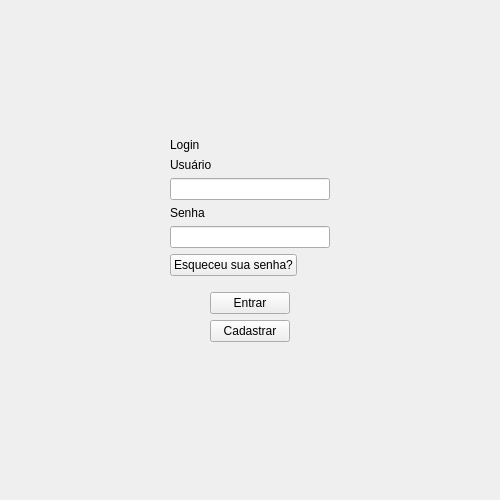
Old version of the form ui/pagesUi.ui in the repository miderx1/GuessTheNumber.
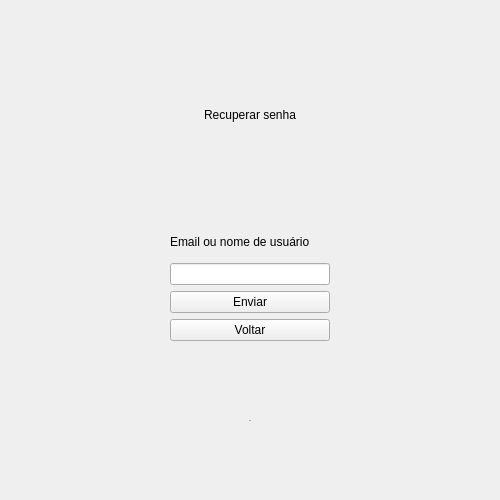
New version of the form.

```diff
--- a/ui/pagesUi.ui
+++ b/ui/pagesUi.ui
@@ -26,7 +26,7 @@
    <string>StackedWidget</string>
   </property>
   <property name="currentIndex">
-   <number>0</number>
+   <number>4</number>
   </property>
   <widget class="QWidget" name="loginPage">
    <property name="styleSheet">
@@ -761,6 +761,115 @@
     </item>
    </layout>
   </widget>
+  <widget class="QWidget" name="passRecPage">
+   <layout class="QHBoxLayout" name="horizontalLayout_3">
+    <item>
+     <layout class="QVBoxLayout" name="verticalLayout_2">
+      <item>
+       <widget class="QLabel" name="passRecTitle">
+        <property name="maximumSize">
+         <size>
+          <width>16777215</width>
+          <height>100</height>
+         </size>
+        </property>
+        <property name="text">
+         <string>Recuperar senha</string>
+        </property>
+        <property name="alignment">
+         <set>Qt::AlignmentFlag::AlignCenter</set>
+        </property>
+       </widget>
+      </item>
+      <item>
+       <layout class="QHBoxLayout" name="horizontalLayout_7">
+        <item>
+         <spacer name="horizontalSpacer_12">
+          <property name="orientation">
+           <enum>Qt::Orientation::Horizontal</enum>
+          </property>
+          <property name="sizeHint" stdset="0">
+           <size>
+            <width>40</width>
+            <height>20</height>
+           </size>
+          </property>
+         </spacer>
+        </item>
+        <item>
+         <layout class="QVBoxLayout" name="verticalLayout_3">
+          <item>
+           <widget class="QLabel" name="emailOrNickLabel">
+            <property name="maximumSize">
+             <size>
+              <width>16777215</width>
+              <height>30</height>
+             </size>
+            </property>
+            <property name="text">
+             <string>Email ou nome de usuário</string>
+            </property>
+           </widget>
+          </item>
+          <item>
+           <widget class="QLineEdit" name="emailOrNickInput"/>
+          </item>
+          <item>
+           <widget class="QPushButton" name="sendEmailButton">
+            <property name="text">
+             <string>Enviar</string>
+            </property>
+           </widget>
+          </item>
+          <item>
+           <widget class="QPushButton" name="backToLoginButton2">
+            <property name="text">
+             <string>Voltar</string>
+            </property>
+           </widget>
+          </item>
+         </layout>
+        </item>
+        <item>
+         <spacer name="horizontalSpacer_13">
+          <property name="orientation">
+           <enum>Qt::Orientation::Horizontal</enum>
+          </property>
+          <property name="sizeHint" stdset="0">
+           <size>
+            <width>40</width>
+            <height>20</height>
+           </size>
+          </property>
+         </spacer>
+        </item>
+       </layout>
+      </item>
+      <item>
+       <widget class="QLabel" name="passRecInfo">
+        <property name="maximumSize">
+         <size>
+          <width>16777215</width>
+          <height>30</height>
+         </size>
+        </property>
+        <property name="font">
+         <font>
+          <pointsize>5</pointsize>
+         </font>
+        </property>
+        <property name="text">
+         <string>.</string>
+        </property>
+        <property name="alignment">
+         <set>Qt::AlignmentFlag::AlignCenter</set>
+        </property>
+       </widget>
+      </item>
+     </layout>
+    </item>
+   </layout>
+  </widget>
  </widget>
  <resources/>
  <connections/>
```
Left out of the diff: 2 changed lines with no effect on the pictures.
